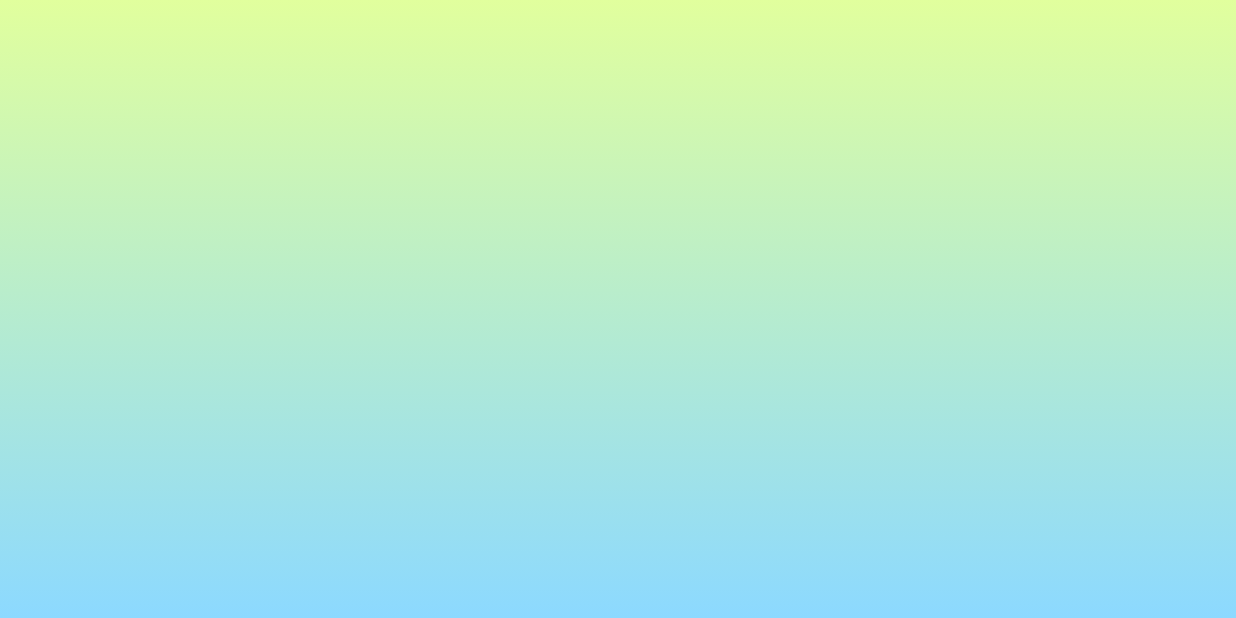
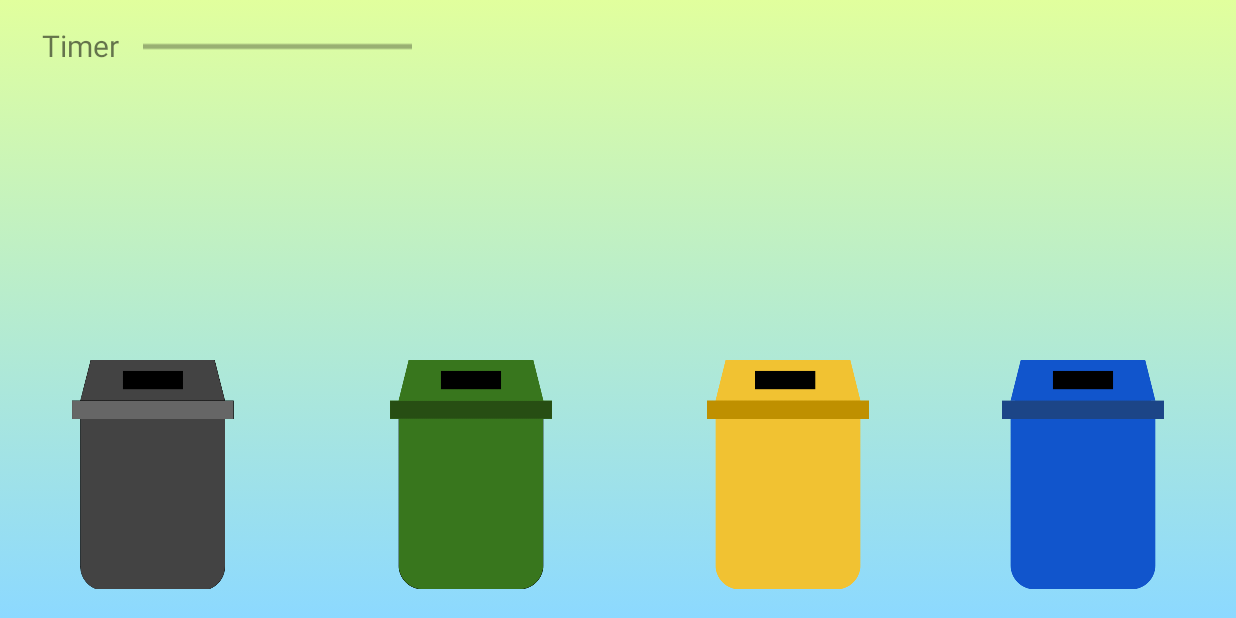
Before and after one commit to joeguy57/personalWasteSort, an Android app: the game screen opened directly, with no data from a screen before it, on a phone screen of 824 x 412 dp (held sideways). Run offline under Robolectric (Android 15) with nearby library versions, the phone set to English and light mode, and no system bars; Roboto replaces fonts that are not available here.

Commit message:
refactored the images names

```diff
--- a/app/src/main/res/layout/activity_game.xml
+++ b/app/src/main/res/layout/activity_game.xml
@@ -7,4 +7,82 @@
     android:background="@drawable/background"
     tools:context=".game">
 
+    <ProgressBar
+        android:id="@+id/timerBar"
+        style="@android:style/Widget.Holo.Light.ProgressBar.Horizontal"
+        android:layout_width="179dp"
+        android:layout_height="47dp"
+        android:layout_marginStart="16dp"
+        android:max="100"
+        android:progress="0"
+        android:scrollbarSize="10dp"
+        app:layout_constraintBottom_toBottomOf="parent"
+        app:layout_constraintEnd_toEndOf="parent"
+        app:layout_constraintHorizontal_bias="0.0"
+        app:layout_constraintStart_toEndOf="@+id/timerText"
+        app:layout_constraintTop_toTopOf="parent"
+        app:layout_constraintVertical_bias="0.02" />
+
+    <TextView
+        android:id="@+id/timerText"
+        android:layout_width="wrap_content"
+        android:layout_height="wrap_content"
+        android:layout_marginStart="28dp"
+        android:text="Timer"
+        android:textSize="20sp"
+        app:layout_constraintBottom_toBottomOf="parent"
+        app:layout_constraintStart_toStartOf="parent"
+        app:layout_constraintTop_toTopOf="parent"
+        app:layout_constraintVertical_bias="0.043" />
+
+    <ImageView
+        android:id="@+id/beverageBin"
+        android:layout_width="108dp"
+        android:layout_height="155dp"
+        android:layout_marginStart="35dp"
+        android:layout_marginEnd="20dp"
+        app:layout_constraintBottom_toBottomOf="parent"
+        app:layout_constraintEnd_toStartOf="@+id/recycleBin"
+        app:layout_constraintStart_toEndOf="@+id/organicBin"
+        app:layout_constraintTop_toTopOf="parent"
+        app:layout_constraintVertical_bias="0.931"
+        app:srcCompat="@drawable/beveragebin" />
+
+    <ImageView
+        android:id="@+id/trashCan"
+        android:layout_width="108dp"
+        android:layout_height="155dp"
+        android:layout_marginEnd="35dp"
+        app:layout_constraintBottom_toBottomOf="parent"
+        app:layout_constraintEnd_toStartOf="@+id/organicBin"
+        app:layout_constraintStart_toStartOf="parent"
+        app:layout_constraintTop_toTopOf="parent"
+        app:layout_constraintVertical_bias="0.931"
+        app:srcCompat="@drawable/trashcan" />
+
+    <ImageView
+        android:id="@+id/organicBin"
+        android:layout_width="108dp"
+        android:layout_height="155dp"
+        android:layout_marginStart="20dp"
+        android:layout_marginEnd="20dp"
+        app:layout_constraintBottom_toBottomOf="parent"
+        app:layout_constraintEnd_toStartOf="@+id/beverageBin"
+        app:layout_constraintStart_toEndOf="@+id/trashCan"
+        app:layout_constraintTop_toTopOf="parent"
+        app:layout_constraintVertical_bias="0.931"
+        app:srcCompat="@drawable/organicbin" />
+
+    <ImageView
+        android:id="@+id/recycleBin"
+        android:layout_width="108dp"
+        android:layout_height="155dp"
+        android:layout_marginStart="20dp"
+        app:layout_constraintBottom_toBottomOf="parent"
+        app:layout_constraintEnd_toEndOf="parent"
+        app:layout_constraintHorizontal_bias="0.397"
+        app:layout_constraintStart_toEndOf="@+id/beverageBin"
+        app:layout_constraintTop_toTopOf="parent"
+        app:layout_constraintVertical_bias="0.931"
+        app:srcCompat="@drawable/recyclebin" />
 </androidx.constraintlayout.widget.ConstraintLayout>
```
Also changed, not shown: app/src/main/res/drawable/beveragebin.png (renamed from app/src/main/res/drawable/beverageBin.png), app/src/main/res/drawable/organicbin.png (renamed from app/src/main/res/drawable/organicBin.png), app/src/main/res/drawable/recyclebin.png (renamed from app/src/main/res/drawable/recycleBin.png), app/src/main/res/drawable/trashcan.png (renamed from app/src/main/res/drawable/trashCan.png).
